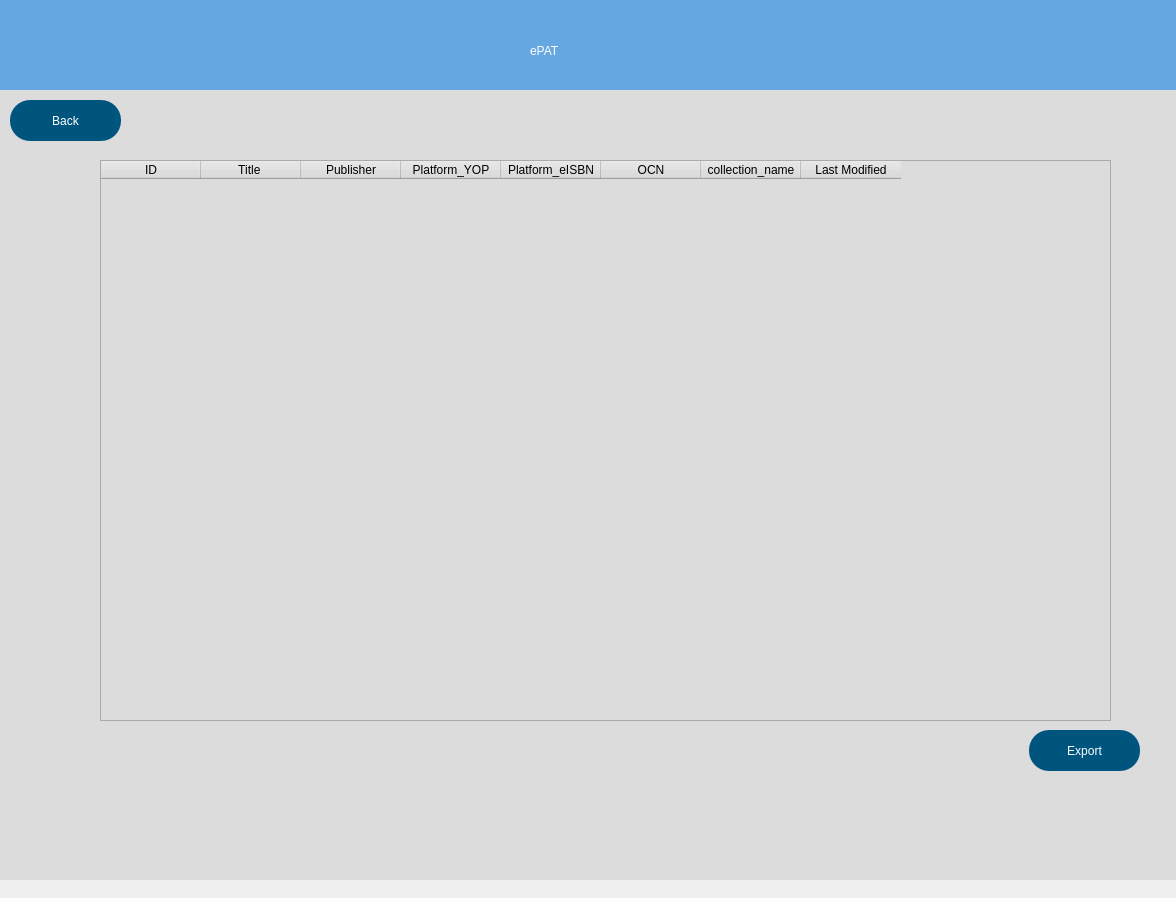
eppenney/eBook-Perpetual-Access-Rights-Tracker, file src/user_interface/searchDisplay.ui: the form before one commit.
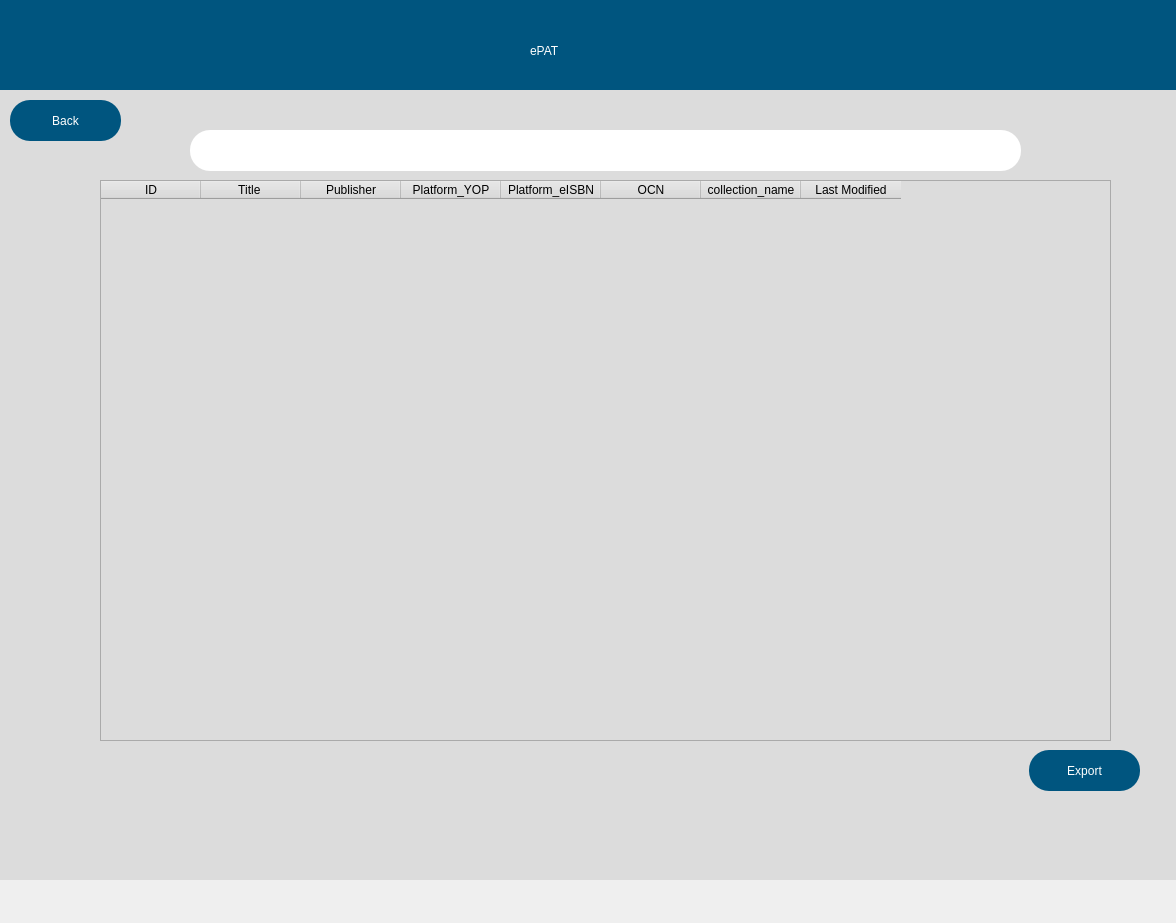
The form after the commit.

Commit message: Changes in the main files for the first time file opening and bar on the search display that when cell clicked should show the full length on bar above.

```diff
--- a/src/user_interface/searchDisplay.ui
+++ b/src/user_interface/searchDisplay.ui
@@ -7,7 +7,7 @@
     <x>0</x>
     <y>0</y>
     <width>1176</width>
-    <height>898</height>
+    <height>923</height>
    </rect>
   </property>
   <property name="windowTitle">
@@ -54,7 +54,8 @@
      </rect>
     </property>
     <property name="styleSheet">
-     <string notr="true">background-color: rgb(100, 167, 225)</string>
+     <string notr="true">	background-color: rgb(0, 85, 127);
+</string>
     </property>
     <widget class="QLabel" name="label">
      <property name="geometry">
@@ -79,7 +80,7 @@
     <property name="geometry">
      <rect>
       <x>120</x>
-      <y>180</y>
+      <y>200</y>
       <width>1011</width>
       <height>561</height>
      </rect>
@@ -129,7 +130,7 @@
     <property name="geometry">
      <rect>
           <x>1049</x>
-          <y>750</y>
+      <y>770</y>
           <width>111</width>
           <height>41</height>
      </rect>
@@ -144,6 +145,24 @@
           <string>Export</string>
      </property>
   </widget>
+   <widget class="QLabel" name="cellName">
+    <property name="geometry">
+     <rect>
+      <x>210</x>
+      <y>150</y>
+      <width>831</width>
+      <height>41</height>
+     </rect>
+    </property>
+    <property name="styleSheet">
+     <string notr="true">background-color: rgb(255, 255, 255);
+border-radius:20px;
+</string>
+    </property>
+    <property name="text">
+     <string/>
+    </property>
+   </widget>
   </widget>
  </widget>
  <resources/>
```
Lines whose indentation alone changed are shown as unchanged. The commit also changes 4 other files.
